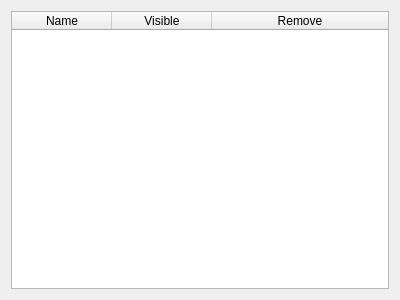
The window that hexrd/ui/resources/ui/mask_manager_dialog.ui (HEXRD/hexrdgui) describes before a commit, drawn with Qt 5.
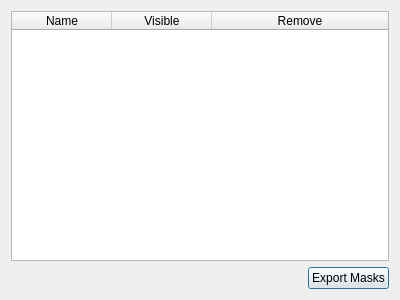
The same window after the commit.

Commit message: Add option to export mask

What changed in the file:
```diff
--- a/hexrd/ui/resources/ui/mask_manager_dialog.ui
+++ b/hexrd/ui/resources/ui/mask_manager_dialog.ui
@@ -39,6 +39,30 @@
      </column>
     </widget>
    </item>
+   <item>
+    <layout class="QHBoxLayout" name="horizontalLayout">
+     <item>
+      <spacer name="horizontalSpacer">
+       <property name="orientation">
+        <enum>Qt::Horizontal</enum>
+       </property>
+       <property name="sizeHint" stdset="0">
+        <size>
+         <width>40</width>
+         <height>20</height>
+        </size>
+       </property>
+      </spacer>
+     </item>
+     <item>
+      <widget class="QPushButton" name="export_masks">
+       <property name="text">
+        <string>Export Masks</string>
+       </property>
+      </widget>
+     </item>
+    </layout>
+   </item>
   </layout>
  </widget>
  <resources/>
```
Left out of the diff: 3 changed lines with no effect on the pictures. The commit also changes 1 other file.
